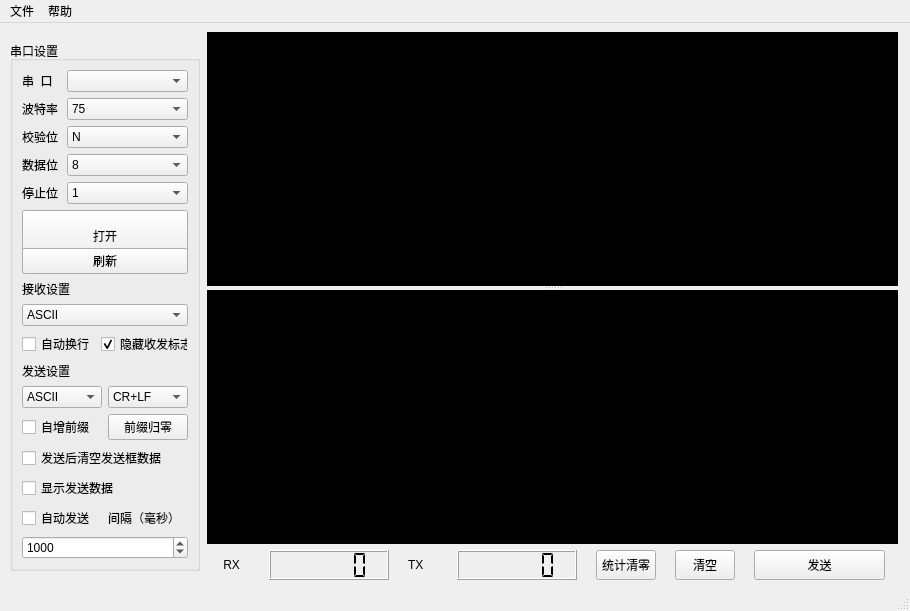
Before: the Qt Designer form resources/ui/MainWindow.ui in uname/Pyser, drawn with Qt 5.
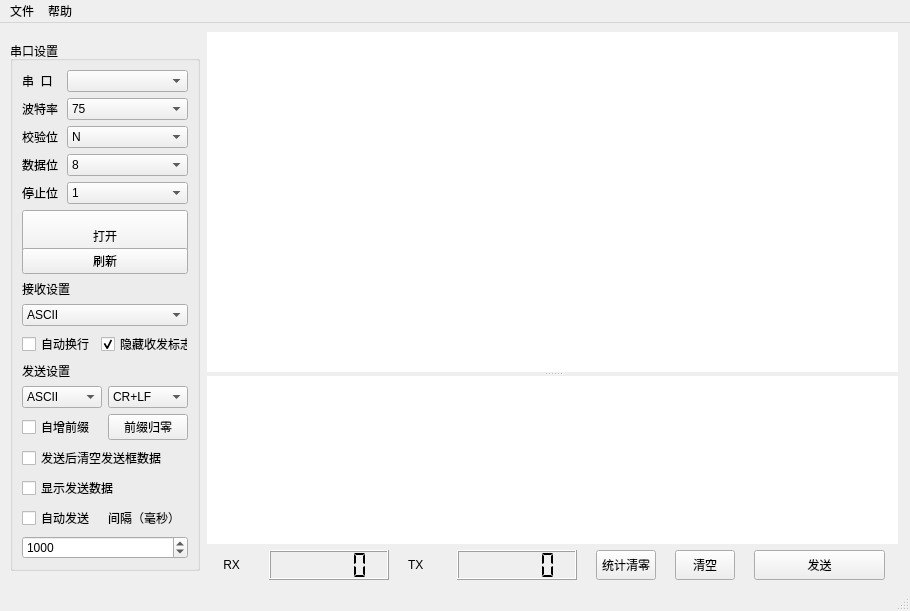
After: the same form once the commit is applied. Custom widgets are drawn as their Qt base class.

Diff of the .ui file:
```diff
--- a/resources/ui/MainWindow.ui
+++ b/resources/ui/MainWindow.ui
@@ -494,8 +494,7 @@
       </property>
       <widget class="Ui_TextView" name="recv_TextBrowser">
        <property name="styleSheet">
-        <string notr="true">background-color: rgb(0, 0, 0);
-color: rgb(0, 255, 0);</string>
+        <string notr="true"/>
        </property>
        <property name="frameShape">
         <enum>QFrame::NoFrame</enum>
@@ -509,9 +508,14 @@
        </property>
       </widget>
       <widget class="QTextEdit" name="send_TextEdit">
+       <property name="maximumSize">
+        <size>
+         <width>16777215</width>
+         <height>168</height>
+        </size>
+       </property>
        <property name="styleSheet">
-        <string notr="true">background-color: rgb(0, 0, 0);
-color: rgb(0, 255, 0);</string>
+        <string notr="true"/>
        </property>
        <property name="frameShape">
         <enum>QFrame::NoFrame</enum>
```
Left out of the diff: 2 changed lines with no effect on the pictures.
